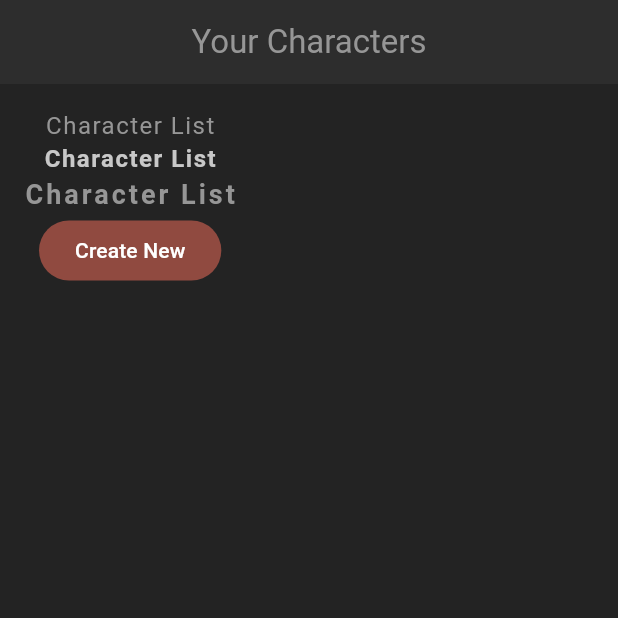
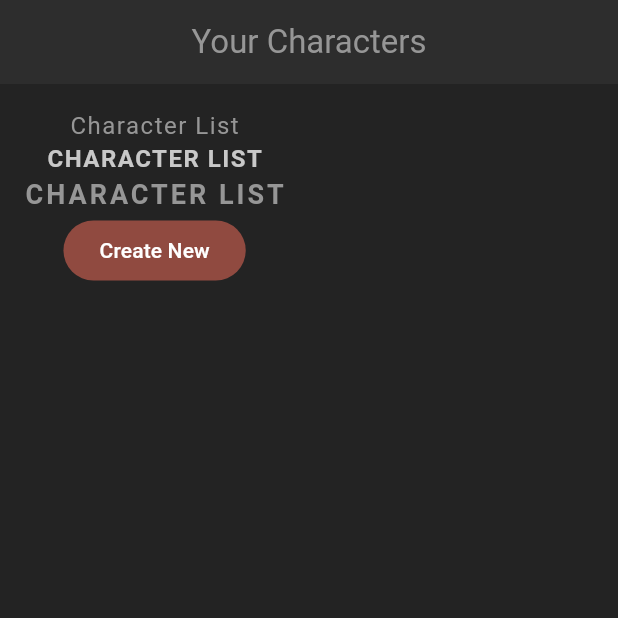
Before and after one commit to ouchyn/netninjarpg, a Flutter app: the screen it shows after launch, on a phone screen of 412 x 824 dp, the top half of it. Run offline on Flutter 3.47's test engine with Material 3 defaults, Android fonts, the light colour scheme and no system bars.

Commit message:
lesson 22 done

```diff
--- a/lib/screens/home.dart
+++ b/lib/screens/home.dart
@@ -1,4 +1,5 @@
 import 'package:flutter/material.dart';
+import 'package:netninjarpg/shared/style_text.dart';
 
 class Home extends StatefulWidget {
   const Home({super.key});
@@ -19,9 +20,9 @@
         padding: const EdgeInsets.all(16),
         child: Column(
           children: [
-            const Text('Character List'),
-            Text('Character List', style: Theme.of(context).textTheme.headlineMedium),
-            Text('Character List', style: Theme.of(context).textTheme.titleMedium),
+            const StyledText('Character List'),
+            StyledHeading('Character List'),
+            StyledTitle('Character List'),
             FilledButton(onPressed: () {}, child: const Text('Create New')),
           ],
         ),
--- /dev/null
+++ b/lib/shared/style_text.dart
@@ -0,0 +1,35 @@
+import 'package:flutter/material.dart';
+
+class StyledText extends StatelessWidget {
+  const StyledText(this.text,{super.key});
+
+  final String text;
+
+  @override
+  Widget build(BuildContext context) {
+    return Text(text, style: Theme.of(context).textTheme.bodyMedium,);
+  }
+}
+
+class StyledHeading extends StatelessWidget {
+  const StyledHeading(this.text,{super.key});
+
+  final String text;
+
+  @override
+  Widget build(BuildContext context) {
+    return Text(text.toUpperCase(), style: Theme.of(context).textTheme.headlineMedium,);
+  }
+}
+
+
+class StyledTitle extends StatelessWidget {
+  const StyledTitle(this.text,{super.key});
+
+  final String text;
+
+  @override
+  Widget build(BuildContext context) {
+    return Text(text.toUpperCase(), style: Theme.of(context).textTheme.titleMedium,);
+  }
+}
```
